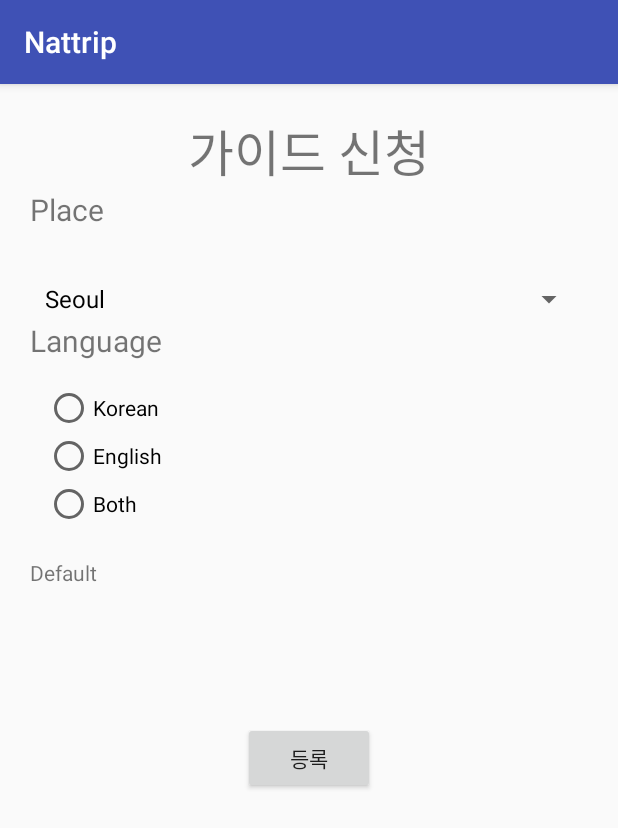
After one commit to jeewoo9719/natrip, an Android app: the regist_guide screen opened directly, with no data from a screen before it, on a phone screen of 412 x 824 dp. The commit adds this screen. Shown: the top 828 px of the screen. Run offline under Robolectric (Android 15) with nearby library versions, the phone set to English and light mode, and no system bars; our stand-ins replace Firebase (no records; nobody signed in at launch, a user with empty details on screens opened directly).

Commit message:
ffa
asdaf

```diff
--- a/app/src/main/AndroidManifest.xml
+++ b/app/src/main/AndroidManifest.xml
@@ -29,8 +29,8 @@
             android:name=".Register"
             android:label="@string/title_activity_register" />
         <activity
-        android:name=".RegisterTourActivity"
-        android:label="RegisterTourActivity" />
+            android:name=".RegisterTourActivity"
+            android:label="RegisterTourActivity" />
         <activity
             android:name=".ModiInfoActivity"
             android:label="ModiInfoActivity" />
@@ -45,7 +45,8 @@
             android:label="SettingActivity" />
         <activity
             android:name=".TourActivity"
-            android:label="@string/title_activity_tour"></activity>
+            android:label="@string/title_activity_tour" />
+        <activity android:name=".regist_guide"></activity>
     </application>
 
 </manifest>
--- a/app/src/main/java/com/example/chanyoung/nattrip/SettingActivity.java
+++ b/app/src/main/java/com/example/chanyoung/nattrip/SettingActivity.java
@@ -125,7 +125,7 @@ public class SettingActivity extends AppCompatActivity {
                 }
                 else{
                     //여기 바꿔주기
-                    Intent new_page = new Intent(SettingActivity.this,ModiInfoActivity.class);
+                    Intent new_page = new Intent(SettingActivity.this,regist_guide.class);
                     new_page.putExtra("userID",ID);
                     startActivity(new_page);
                 }
--- /dev/null
+++ b/app/src/main/java/com/example/chanyoung/nattrip/regist_guide.java
@@ -0,0 +1,110 @@
+package com.example.chanyoung.nattrip;
+
+import android.support.v7.app.AppCompatActivity;
+import android.os.Bundle;
+import android.view.View;
+import android.widget.AdapterView;
+import android.widget.ArrayAdapter;
+import android.widget.Button;
+import android.widget.RadioGroup;
+import android.widget.Spinner;
+import android.widget.TextView;
+
+import com.google.firebase.database.DatabaseReference;
+import com.google.firebase.database.FirebaseDatabase;
+
+import java.util.ArrayList;
+import java.util.Random;
+
+public class regist_guide extends AppCompatActivity {
+    ArrayList<String> spinnerlist  = new ArrayList<String>();
+    public String  guide_place;
+    RadioGroup rg;
+    public String guide_language;
+    public TextView photo;
+    public String ID;
+    DatabaseReference table;
+
+
+    @Override
+    protected void onCreate(Bundle savedInstanceState) {
+        super.onCreate(savedInstanceState);
+        setContentView(R.layout.activity_regist_guide);
+
+        Bundle bundle = getIntent().getExtras();//클릭시 intent로 온 UserID 받음
+        if(bundle != null){
+            ID = bundle.getString("userID");
+        }
+        table = FirebaseDatabase.getInstance().getReference("users");
+
+        Spinner spinner  =  (Spinner)findViewById(R.id.spinner2);
+        spinnerlist.add("Seoul");
+        spinnerlist.add("London");
+        spinnerlist.add("Paris");
+        spinnerlist.add("L.A.");
+
+        ArrayAdapter<String> adapter = new ArrayAdapter<String>(this, R.layout.support_simple_spinner_dropdown_item,
+                spinnerlist);
+        spinner.setAdapter(adapter);
+
+        spinner.setOnItemSelectedListener(new AdapterView.OnItemSelectedListener() {
+            @Override
+            public void onItemSelected(AdapterView<?> adapterView, View view, int i, long l) {
+                guide_place = spinnerlist.get(i);
+                //textView.setText(number); 장소 받아오기
+            }
+
+            @Override
+            public void onNothingSelected(AdapterView<?> adapterView) {
+
+            }
+        });
+
+        rg = (RadioGroup)findViewById(R.id.rg);
+
+        rg.setOnCheckedChangeListener(new RadioGroup.OnCheckedChangeListener() {
+            @Override
+            public void onCheckedChanged(RadioGroup group, int checkedId) {
+                if(checkedId==R.id.radioButton){
+                    guide_language = "Korean";
+                }else if(checkedId==R.id.radioButton2){
+                    guide_language = "English";
+                }else if(checkedId==R.id.radioButton3){
+                    guide_language =  "Both";
+                }
+            }
+        });
+        photo = (TextView) findViewById(R.id.textView15);
+
+        Random rand = new Random();
+        int  num = rand.nextInt()%3;
+        switch(num){
+            case 0:
+                photo.setText("O표시");
+                break;
+            case 1:
+                 photo.setText("X표시");
+                break;
+            case 2:
+                photo.setText("V표시");
+                break;
+        }
+
+
+        //table.child(ID).child("guide").setValue(1);
+        //table.child(ID).child("userLanguage").setValue(guide_language);
+        //table.child(ID).child("userPlace").setValue(guide_place);
+
+        Button registGuide  = (Button) findViewById(R.id.button4);
+        registGuide.setOnClickListener(new View.OnClickListener() {
+            @Override
+            public void onClick(View v) {
+                table.child(ID).child("guide").setValue(1);
+                table.child(ID).child("userLanguage").setValue(guide_language);
+                table.child(ID).child("userPlace").setValue(guide_place);
+                finish();
+            }
+        });
+
+    }
+}
--- /dev/null
+++ b/app/src/main/res/layout/activity_regist_guide.xml
@@ -0,0 +1,115 @@
+<?xml version="1.0" encoding="utf-8"?>
+<android.support.constraint.ConstraintLayout xmlns:android="http://schemas.android.com/apk/res/android"
+    xmlns:app="http://schemas.android.com/apk/res-auto"
+    xmlns:tools="http://schemas.android.com/tools"
+    android:layout_width="match_parent"
+    android:layout_height="match_parent"
+    tools:context="com.example.chanyoung.nattrip.regist_guide">
+
+    <Spinner
+        android:id="@+id/spinner2"
+        android:layout_width="368dp"
+        android:layout_height="wrap_content"
+        android:layout_marginEnd="8dp"
+        android:layout_marginStart="8dp"
+        android:layout_marginTop="50dp"
+        app:layout_constraintEnd_toEndOf="parent"
+        app:layout_constraintStart_toStartOf="parent"
+        app:layout_constraintTop_toBottomOf="@+id/textView12" />
+
+    <TextView
+        android:id="@+id/textView12"
+        android:layout_width="wrap_content"
+        android:layout_height="wrap_content"
+        android:layout_marginEnd="8dp"
+        android:layout_marginStart="8dp"
+        android:layout_marginTop="20dp"
+        android:text="가이드 신청"
+        android:textSize="15pt"
+        app:layout_constraintEnd_toEndOf="parent"
+        app:layout_constraintStart_toStartOf="parent"
+        app:layout_constraintTop_toTopOf="parent" />
+
+    <TextView
+        android:id="@+id/textView13"
+        android:layout_width="wrap_content"
+        android:layout_height="wrap_content"
+        android:layout_marginStart="20dp"
+        android:layout_marginLeft="20dp"
+        android:layout_marginTop="70dp"
+        android:text="Place"
+        android:textSize="20dp"
+        app:layout_constraintStart_toStartOf="parent"
+        app:layout_constraintTop_toTopOf="parent" />
+
+    <TextView
+        android:id="@+id/textView14"
+        android:layout_width="wrap_content"
+        android:layout_height="wrap_content"
+        android:layout_marginStart="20dp"
+        android:layout_marginLeft="20dp"
+        android:layout_marginTop="60dp"
+        android:text="Language"
+        android:textSize="20dp"
+        app:layout_constraintStart_toStartOf="parent"
+        app:layout_constraintTop_toBottomOf="@+id/textView13" />
+
+    <RadioGroup
+        android:id="@+id/rg"
+        android:layout_width="wrap_content"
+        android:layout_height="wrap_content"
+        android:layout_marginStart="30dp"
+        android:layout_marginTop="200dp"
+        app:layout_constraintStart_toStartOf="parent"
+        app:layout_constraintTop_toTopOf="parent">
+
+        <RadioButton
+            android:id="@+id/radioButton"
+            android:layout_width="wrap_content"
+            android:layout_height="wrap_content"
+            android:text="Korean"
+            tools:layout_editor_absoluteX="29dp"
+            tools:layout_editor_absoluteY="206dp" />
+
+        <RadioButton
+            android:id="@+id/radioButton2"
+            android:layout_width="wrap_content"
+            android:layout_height="wrap_content"
+            android:text="English"
+            tools:layout_editor_absoluteX="164dp"
+            tools:layout_editor_absoluteY="206dp" />
+
+        <RadioButton
+            android:id="@+id/radioButton3"
+            android:layout_width="wrap_content"
+            android:layout_height="wrap_content"
+            android:text="Both"
+            tools:layout_editor_absoluteX="29dp"
+            tools:layout_editor_absoluteY="250dp" />
+
+    </RadioGroup>
+
+    <TextView
+        android:id="@+id/textView15"
+        android:layout_width="wrap_content"
+        android:layout_height="wrap_content"
+        android:layout_marginStart="20dp"
+        android:layout_marginLeft="20dp"
+        android:layout_marginTop="20dp"
+        android:text="Default"
+        app:layout_constraintStart_toStartOf="parent"
+        app:layout_constraintTop_toBottomOf="@+id/rg" />
+
+    <Button
+        android:id="@+id/button4"
+        android:layout_width="wrap_content"
+        android:layout_height="wrap_content"
+        android:layout_marginEnd="8dp"
+        android:layout_marginStart="8dp"
+        android:layout_marginTop="90dp"
+        android:text="등록"
+        app:layout_constraintEnd_toEndOf="parent"
+        app:layout_constraintStart_toStartOf="parent"
+        app:layout_constraintTop_toBottomOf="@+id/textView15" />
+
+</android.support.constraint.ConstraintLayout>
```
